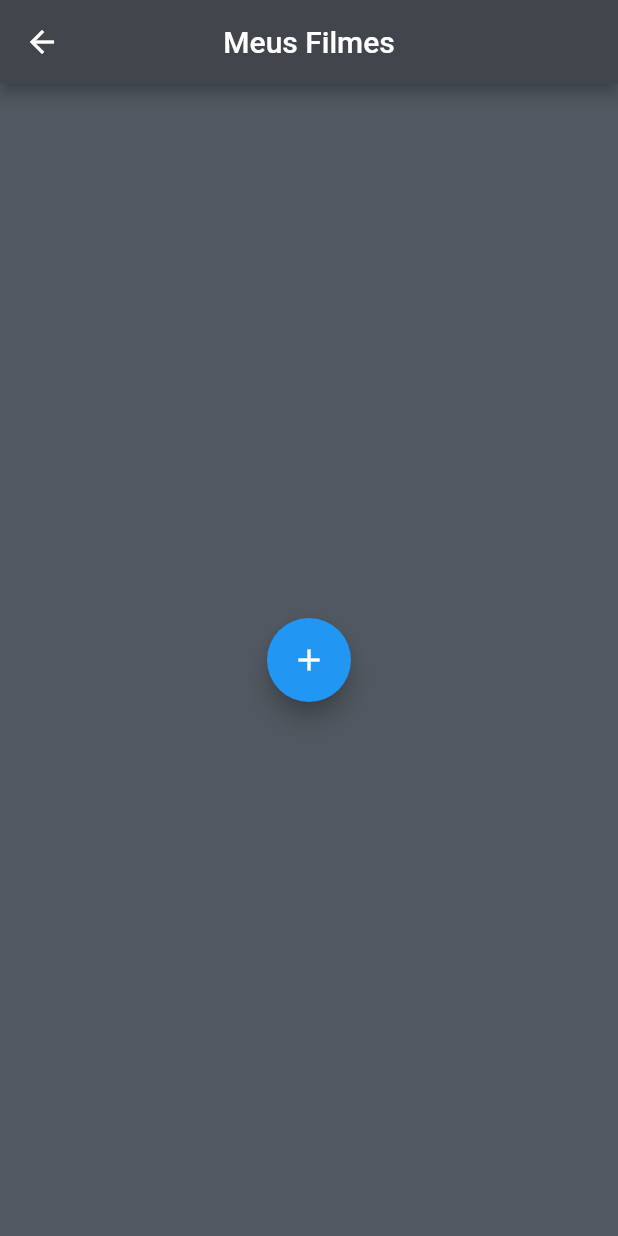
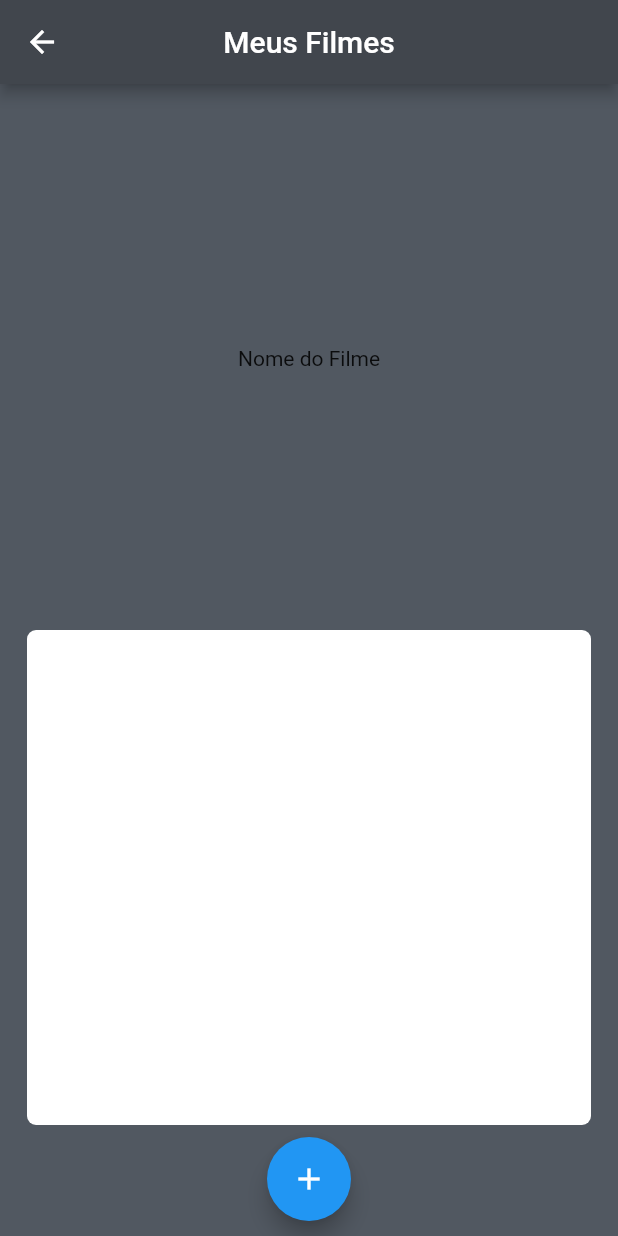
Before and after one commit to Julio-JC/app_colecao_pessoal, a Flutter app: the screen it shows after launch, after a tap on the "local movies" icon, on a phone screen of 412 x 824 dp. Run offline on Flutter 3.47's test engine with Material 2 defaults, Android fonts, the light colour scheme and no system bars.

Commit message:
Pagina de Add, Add lista de itens e ListVew, instanciado o item filme.

```diff
--- /dev/null
+++ b/app_colecao_pessoal/lib/page/minha_lista_de_filmes.dart
@@ -0,0 +1,99 @@
+import 'dart:math';
+import 'package:app_colecao_pessoal/page/add_move_page.dart';
+import 'package:flutter/material.dart';
+import '../profile/models/item.dart';
+import '../widget/item_da_lista.dart';
+import '../widget/tag_genero.dart';
+
+class minhaListaDeFilmes extends StatefulWidget {
+  const minhaListaDeFilmes({super.key});
+
+  @override
+  State<minhaListaDeFilmes> createState() => _minhaListaDeFilmesState();
+}
+
+class _minhaListaDeFilmesState extends State<minhaListaDeFilmes> {
+  final List<Item> itens = [];
+
+  adicionarItem(
+    String filme,
+    String diretor,
+    DateTime anoLancamento,
+    String produtora,
+    String sinopse,
+    TagGenero genero,
+    int nota,
+  ) {
+    final novoItem = Item(
+        id: Random().nextDouble().toString(),
+        titulo: filme,
+        autorDiretor: diretor,
+        anoDeLancamentoPublicacao: anoLancamento,
+        produtoraEditora: produtora,
+        sinopse: sinopse,
+        generoDoItem: genero,
+        notaDoUsuario: nota);
+    setState(() {
+      itens.add(novoItem);
+    });
+
+    Navigator.of(context).pop();
+  }
+
+  // abrirAdd(BuildContext constext){
+  //   return AddMovePage(aoSubimeter: adicionarItem);
+  // }
+
+  @override
+  Widget build(BuildContext context) {
+    return Scaffold(
+      appBar: AppBar(
+        centerTitle: true,
+        title: const Text('Meus Filmes'),
+      ),
+      body: Padding(
+        padding: const EdgeInsets.all(10),
+        child: Column(
+          children: [
+            const Expanded(
+              child: SizedBox(
+                height: 80,
+                width: 200,
+                child: Center(child: Text('Nome do Filme')),
+              ),
+            ),
+            Expanded(
+              child: Container(
+                margin: const EdgeInsets.all(8),
+                decoration: BoxDecoration(
+                    borderRadius: BorderRadius.circular(6),
+                    color: Colors.white),
+                child: ListView.builder(
+                  itemCount: itens.length,
+                  itemBuilder: (context, index) {
+                    return ItemDaLista(
+                      item: itens[index],
+                    );
+                  },
+                ),
+              ),
+            ),
+            FloatingActionButton(
+              child: const Icon(Icons.add),
+              onPressed: () {
+                Navigator.push(
+                  context,
+                  MaterialPageRoute(
+                    builder: (context) {
+                      return AddMovePage(aoSubimeter: adicionarItem);
+                    },
+                  ),
+                );
+              },
+            ),
+          ],
+        ),
+      ),
+    );
+  }
+}
--- a/app_colecao_pessoal/lib/page/my_home_page.dart
+++ b/app_colecao_pessoal/lib/page/my_home_page.dart
@@ -1,8 +1,7 @@
 import 'package:app_colecao_pessoal/button_home_page.dart';
 import 'package:app_colecao_pessoal/page/my_books_list_page.dart';
-import 'package:app_colecao_pessoal/page/my_moves_list_page.dart';
+import 'package:app_colecao_pessoal/page/minha_lista_de_filmes.dart';
 import 'package:flutter/material.dart';
-import '../global/const.dart';
 
 class MyHomePage extends StatelessWidget {
   const MyHomePage({super.key});
@@ -75,7 +74,7 @@ class MyHomePage extends StatelessWidget {
                       context,
                       MaterialPageRoute(
                         builder: (context) {
-                          return const MyMovesListPage();
+                          return const minhaListaDeFilmes();
                         },
                       ),
                     );
--- a/app_colecao_pessoal/lib/page/my_moves_list_page.dart
+++ /dev/null
@@ -1,31 +0,0 @@
-import 'package:app_colecao_pessoal/page/add_move_page.dart';
-import 'package:flutter/material.dart';
-
-class MyMovesListPage extends StatelessWidget {
-  const MyMovesListPage({super.key});
-
-  @override
-  Widget build(BuildContext context) {
-    return Scaffold(
-      appBar: AppBar(
-        centerTitle: true,
-        title: const Text('Meus Filmes'),
-      ),
-      body: Center(
-        child: FloatingActionButton(
-          child: const Icon(Icons.add),
-          onPressed: () {
-            Navigator.push(
-              context,
-              MaterialPageRoute(
-                builder: (context) {
-                  return AddMovePage();
-                },
-              ),
-            );
-          },
-        ),
-      ),
-    );
-  }
-}
--- a/app_colecao_pessoal/lib/profile/models/item.dart
+++ b/app_colecao_pessoal/lib/profile/models/item.dart
@@ -1,23 +1,23 @@
-import 'package:flutter/cupertino.dart';
+import '../../widget/tag_genero.dart';
 
 class Item {
   Item({
-    required this.icone,
+    required this.id,
     required this.titulo,
     required this.autorDiretor,
     required this.anoDeLancamentoPublicacao,
     required this.produtoraEditora,
     required this.sinopse,
-    required this.genero,
+    required this.generoDoItem,
     required this.notaDoUsuario,
   });
 
-  Icon icone;
+  String id;
   String titulo;
   String autorDiretor;
   DateTime anoDeLancamentoPublicacao;
   String produtoraEditora;
   String sinopse;
-  String genero;
+  TagGenero generoDoItem;
   int notaDoUsuario;
 }
```
Also changed, not shown: app_colecao_pessoal/lib/page/add_move_page.dart (+101 -36 lines), app_colecao_pessoal/lib/widget/item_da_lista.dart (added, +48 -0 lines), app_colecao_pessoal/lib/widget/list_item.dart (deleted, +0 -24 lines), app_colecao_pessoal/lib/widget/tag_genero.dart (added, +35 -0 lines), app_colecao_pessoal/lib/widget/widget_de_classificacao.dart (added, +61 -0 lines).
